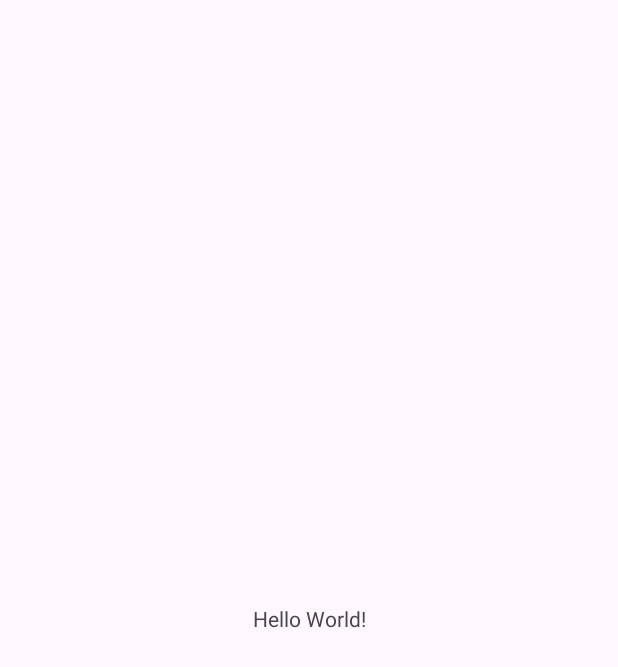
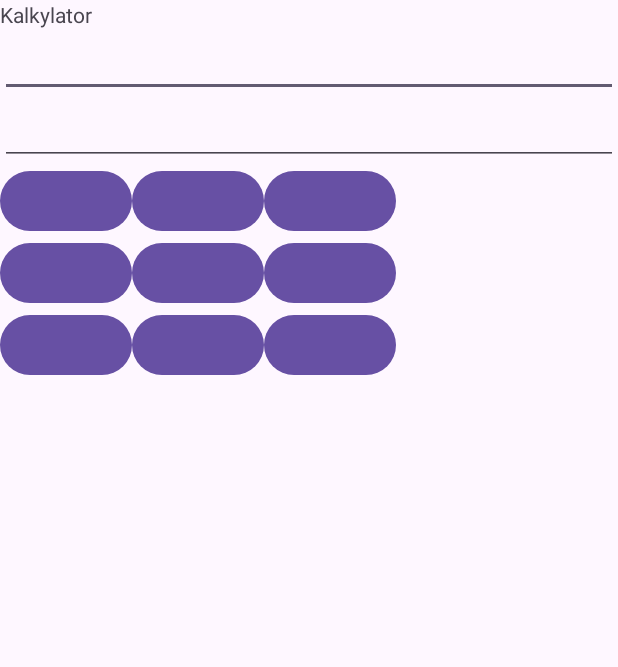
Before and after one commit to z0etz/GroupCalkylator, an Android app: the screen it shows after launch (MainActivity), on a phone screen of 412 x 824 dp. Before the commit the part shown is almost empty. Shown: the top 667 px of the screen. Run offline under Robolectric (Android 15) with nearby library versions, the phone set to English and light mode, and no system bars; libraries missing offline, so code that uses them is left out: com.example.groupcalkylator.

Commit message:
Deklarerat id till EditText, Button och TextView i MainActivity.

```diff
--- a/app/src/main/java/com/katja/groupcalkylator/MainActivity.java
+++ b/app/src/main/java/com/katja/groupcalkylator/MainActivity.java
@@ -3,8 +3,23 @@ package com.katja.groupcalkylator;
 import androidx.appcompat.app.AppCompatActivity;
 
 import android.os.Bundle;
+import android.widget.Button;
+import android.widget.EditText;
+import android.widget.TextView;
+
+import com.example.groupcalkylator.R;
+
+// Ibrahim, Katja, Goran, Alex, Dennis
+// Ja, visst är vi bara 5 i gruppen och inte 6?
+//TestGoran
 
 public class MainActivity extends AppCompatActivity {
+
+    EditText editText0, editText1;
+    Button buttonPlus, buttonMinus, buttonMultiplication,
+            buttonDivision, buttonRoot, buttonPercent, buttonPhytagoras, buttonCircleArea,
+            buttonCylinderVolume;
+    TextView textAnswer;
 
     @Override
     protected void onCreate(Bundle savedInstanceState) {
--- a/app/src/main/res/layout/activity_main.xml
+++ b/app/src/main/res/layout/activity_main.xml
@@ -6,13 +6,90 @@
     android:layout_height="match_parent"
     tools:context=".MainActivity">
 
+    <LinearLayout
+        android:layout_width="match_parent"
+        android:layout_height="match_parent"
+        android:orientation="vertical">
+
+
     <TextView
         android:layout_width="wrap_content"
         android:layout_height="wrap_content"
-        android:text="Hello World!"
+        android:text="Kalkylator"
         app:layout_constraintBottom_toBottomOf="parent"
         app:layout_constraintEnd_toEndOf="parent"
         app:layout_constraintStart_toStartOf="parent"
         app:layout_constraintTop_toTopOf="parent" />
 
+    <EditText
+        android:id="@+id/editText0"
+        android:layout_width="match_parent"
+        android:layout_height="wrap_content"/>
+
+        <EditText
+            android:id="@+id/editText1"
+            android:layout_width="match_parent"
+            android:layout_height="wrap_content"/>
+
+    <LinearLayout
+        android:layout_width="match_parent"
+        android:layout_height="wrap_content"
+        android:orientation="horizontal">
+        <Button
+            android:id="@+id/buttonPlus"
+            android:layout_width="wrap_content"
+            android:layout_height="wrap_content"/>
+        <Button
+            android:id="@+id/buttonMinus"
+            android:layout_width="wrap_content"
+            android:layout_height="wrap_content"/>
+        <Button
+            android:id="@+id/buttonMultiplication"
+            android:layout_width="wrap_content"
+            android:layout_height="wrap_content"/>
+    </LinearLayout>
+
+        <LinearLayout
+            android:layout_width="match_parent"
+            android:layout_height="wrap_content"
+            android:orientation="horizontal">
+            <Button
+                android:id="@+id/buttonDivision"
+                android:layout_width="wrap_content"
+                android:layout_height="wrap_content"/>
+            <Button
+                android:id="@+id/buttonRoot"
+                android:layout_width="wrap_content"
+                android:layout_height="wrap_content"/>
+            <Button
+                android:id="@+id/buttonPercent"
+                android:layout_width="wrap_content"
+                android:layout_height="wrap_content"/>
+        </LinearLayout>
+
+        <LinearLayout
+            android:layout_width="match_parent"
+            android:layout_height="wrap_content"
+            android:orientation="horizontal">
+            <Button
+                android:id="@+id/buttonPhytagoras"
+                android:layout_width="wrap_content"
+                android:layout_height="wrap_content"/>
+            <Button
+                android:id="@+id/buttonCircleArea"
+                android:layout_width="wrap_content"
+                android:layout_height="wrap_content"/>
+            <Button
+                android:id="@+id/buttonCylinderVolume"
+                android:layout_width="wrap_content"
+                android:layout_height="wrap_content"/>
+        </LinearLayout>
+
+        <TextView
+            android:id="@+id/textAnswer"
+            android:layout_width="match_parent"
+            android:layout_height="wrap_content"/>
+
+    </LinearLayout>
+
 </androidx.constraintlayout.widget.ConstraintLayout>
--- a/app/src/main/res/values/strings.xml
+++ b/app/src/main/res/values/strings.xml
@@ -1,3 +1,12 @@
 <resources>
     <string name="app_name">GroupCalkylator</string>
+    <string name="minus">X - Y</string>
+    <string name="plus">X + Y</string>
+    <string name="multiplication">X * Y</string>
+    <string name="division">X / Y</string>
+    <string name="root">√ X</string>
+    <string name="percent">X % Y</string>
+    <string name="phytagoras">X² + Y²</string>
+    <string name="circleArea">◯ dim ➙ A</string>
+    <string name="cylinderVolume">◯ dim ➙ Vol</string>
 </resources>
```
